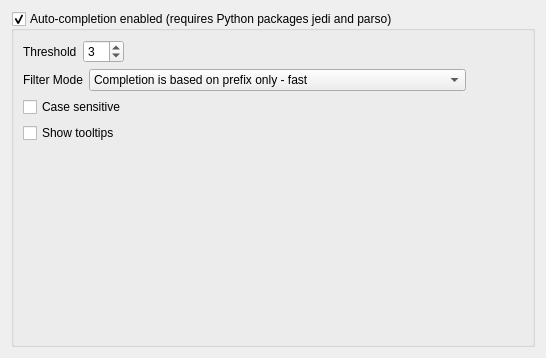
Qt form Qitom/ui/widgetPropEditorAutoCompletion.ui (itom-project/itom) before a commit.
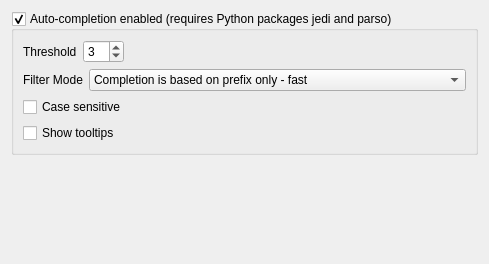
The same form after that commit.

Commit message: codeEditor: many improvements with goto assignment and definition

Diff of the .ui file:
```diff
--- a/Qitom/ui/widgetPropEditorAutoCompletion.ui
+++ b/Qitom/ui/widgetPropEditorAutoCompletion.ui
@@ -6,14 +6,14 @@
    <rect>
     <x>0</x>
     <y>0</y>
-    <width>546</width>
-    <height>358</height>
+    <width>472</width>
+    <height>264</height>
    </rect>
   </property>
   <property name="windowTitle">
    <string>Form</string>
   </property>
-  <layout class="QHBoxLayout" name="horizontalLayout">
+  <layout class="QVBoxLayout" name="verticalLayout">
    <item>
     <widget class="QGroupBox" name="groupAutoCompletion">
      <property name="title">
@@ -117,6 +117,9 @@
         </property>
        </widget>
       </item>
+     </layout>
+    </widget>
+   </item>
       <item>
        <spacer name="verticalSpacer">
         <property name="orientation">
@@ -129,9 +132,6 @@
          </size>
         </property>
        </spacer>
-      </item>
-     </layout>
-    </widget>
    </item>
   </layout>
  </widget>
```
Lines whose indentation alone changed are shown as unchanged. The commit also changes 18 other files.
